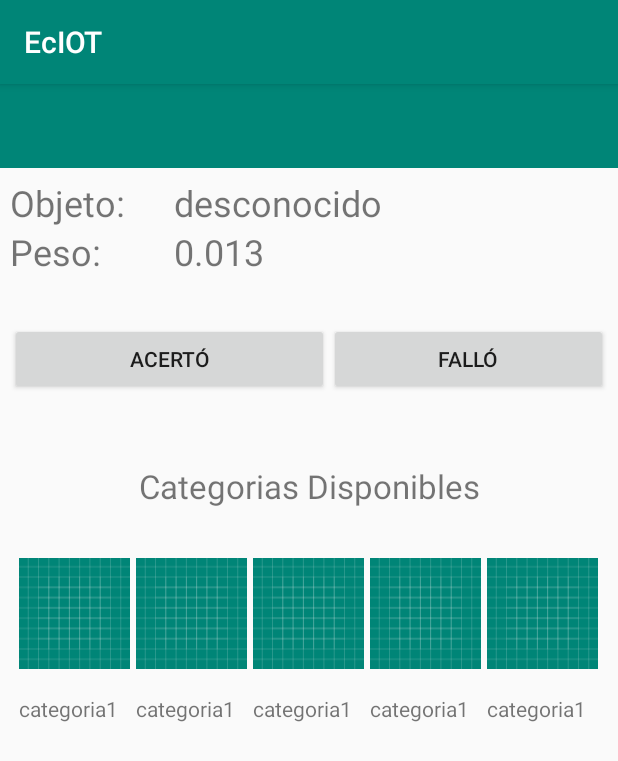
After one commit to SteevenRodriguez/AMSTEcIOT, an Android app: the Entrenador screen opened directly, with no data from a screen before it, on a phone screen of 412 x 824 dp. The commit adds this screen. Shown: the top 761 px of the screen. Run offline under Robolectric (Android 15) with nearby library versions, the phone set to English and light mode, and no system bars.

Commit message:
XML del entrenador de objetos

```diff
--- a/app/src/main/AndroidManifest.xml
+++ b/app/src/main/AndroidManifest.xml
@@ -9,6 +9,7 @@
         android:roundIcon="@mipmap/ic_launcher_round"
         android:supportsRtl="true"
         android:theme="@style/AppTheme">
+        <activity android:name=".Entrenador"></activity>
         <activity
             android:name=".DrawerMenuActivity"
             android:label="@string/title_activity_drawer_menu"
--- /dev/null
+++ b/app/src/main/java/com/example/eciot/Entrenador.java
@@ -0,0 +1,13 @@
+package com.example.eciot;
+
+import android.support.v7.app.AppCompatActivity;
+import android.os.Bundle;
+
+public class Entrenador extends AppCompatActivity {
+
+    @Override
+    protected void onCreate(Bundle savedInstanceState) {
+        super.onCreate(savedInstanceState);
+        setContentView(R.layout.activity_entrenador);
+    }
+}
--- /dev/null
+++ b/app/src/main/res/layout/activity_entrenador.xml
@@ -0,0 +1,208 @@
+<?xml version="1.0" encoding="utf-8"?>
+
+<LinearLayout xmlns:android="http://schemas.android.com/apk/res/android"
+    xmlns:app="http://schemas.android.com/apk/res-auto"
+    android:layout_width="match_parent"
+    android:layout_height="match_parent"
+    android:orientation="vertical">
+
+    <android.support.v7.widget.Toolbar
+        android:id="@+id/toolbar4"
+        android:layout_width="match_parent"
+        android:layout_height="wrap_content"
+        android:background="?attr/colorPrimary"
+        android:minHeight="?attr/actionBarSize"
+        android:theme="?attr/actionBarTheme" />
+
+
+    <LinearLayout xmlns:android="http://schemas.android.com/apk/res/android"
+        xmlns:app="http://schemas.android.com/apk/res-auto"
+        android:layout_width="match_parent"
+        android:layout_height="match_parent"
+        android:orientation="vertical"
+        android:padding="10px">
+
+
+        <LinearLayout
+            android:layout_width="match_parent"
+            android:layout_height="wrap_content"
+            android:orientation="horizontal">
+
+            <TextView
+                android:id="@+id/txt_objeto"
+                android:layout_width="109dp"
+                android:layout_height="wrap_content"
+                android:text="Objeto:"
+                android:textSize="24sp" />
+
+            <TextView
+                android:id="@+id/txtobjeto_valor"
+                android:layout_width="121dp"
+                android:layout_height="wrap_content"
+                android:layout_weight="1"
+                android:text="desconocido"
+                android:textSize="24sp" />
+
+        </LinearLayout>
+
+        <LinearLayout
+            android:layout_width="match_parent"
+            android:layout_height="wrap_content"
+            android:orientation="horizontal">
+
+            <TextView
+                android:id="@+id/txt_peso"
+                android:layout_width="109dp"
+                android:layout_height="wrap_content"
+                android:text="Peso:"
+                android:textSize="24sp" />
+
+            <TextView
+                android:id="@+id/txtpeso_valor"
+                android:layout_width="121dp"
+                android:layout_height="wrap_content"
+                android:layout_weight="1"
+                android:text="0.013"
+                android:textSize="24sp" />
+        </LinearLayout>
+
+        <LinearLayout
+            android:layout_width="match_parent"
+            android:layout_height="111dp"
+            android:gravity="center_horizontal|center_vertical"
+            android:orientation="horizontal">
+
+            <Button
+                android:id="@+id/btn_acerto"
+                android:layout_width="115dp"
+                android:layout_height="wrap_content"
+                android:layout_weight="1"
+                android:paddingLeft="5px"
+                android:paddingRight="5px"
+                android:text="Acertó" />
+
+            <Button
+                android:id="@+id/btn_fallo"
+                android:layout_width="wrap_content"
+                android:layout_height="wrap_content"
+                android:layout_weight="1"
+                android:paddingLeft="5px"
+                android:paddingRight="5px"
+                android:text="Falló" />
+        </LinearLayout>
+
+        <TextView
+            android:id="@+id/textView10"
+            android:layout_width="match_parent"
+            android:layout_height="57dp"
+            android:gravity="center_horizontal|center_vertical"
+            android:text="Categorias Disponibles"
+            android:textSize="22sp" />
+
+        <LinearLayout
+            android:layout_width="match_parent"
+            android:layout_height="160dp"
+            android:gravity="center_horizontal"
+            android:orientation="horizontal">
+
+            <LinearLayout
+                android:layout_width="78dp"
+                android:layout_height="match_parent"
+                android:orientation="vertical"
+                android:padding="3px">
+
+                <ImageView
+                    android:id="@+id/imageView1"
+                    android:layout_width="match_parent"
+                    android:layout_height="wrap_content"
+                    app:srcCompat="@drawable/ic_launcher_background" />
+
+                <TextView
+                    android:id="@+id/txt_cat1"
+                    android:layout_width="match_parent"
+                    android:layout_height="wrap_content"
+                    android:text="categoria1" />
+            </LinearLayout>
+
+            <LinearLayout
+                android:layout_width="78dp"
+                android:layout_height="match_parent"
+                android:orientation="vertical"
+                android:padding="3px">
+
+                <ImageView
+                    android:id="@+id/imageView2"
+                    android:layout_width="match_parent"
+                    android:layout_height="wrap_content"
+                    app:srcCompat="@drawable/ic_launcher_background" />
+
+                <TextView
+                    android:id="@+id/txt_cat2"
+                    android:layout_width="match_parent"
+                    android:layout_height="wrap_content"
+                    android:text="categoria1" />
+            </LinearLayout>
+
+            <LinearLayout
+                android:layout_width="78dp"
+                android:layout_height="match_parent"
+                android:orientation="vertical"
+                android:padding="3px">
+
+                <ImageView
+                    android:id="@+id/imageView3"
+                    android:layout_width="match_parent"
+                    android:layout_height="wrap_content"
+                    app:srcCompat="@drawable/ic_launcher_background" />
+
+                <TextView
+                    android:id="@+id/txt_cat3"
+                    android:layout_width="match_parent"
+                    android:layout_height="wrap_content"
+                    android:text="categoria1" />
+            </LinearLayout>
+
+            <LinearLayout
+                android:layout_width="78dp"
+                android:layout_height="match_parent"
+                android:orientation="vertical"
+                android:padding="3px">
+
+                <ImageView
+                    android:id="@+id/imageView4"
+                    android:layout_width="match_parent"
+                    android:layout_height="wrap_content"
+                    app:srcCompat="@drawable/ic_launcher_background" />
+
+                <TextView
+                    android:id="@+id/txt_cat4"
+                    android:layout_width="match_parent"
+                    android:layout_height="wrap_content"
+                    android:text="categoria1" />
+            </LinearLayout>
+
+            <LinearLayout
+                android:layout_width="78dp"
+                android:layout_height="match_parent"
+                android:orientation="vertical"
+                android:padding="3px">
+
+                <ImageView
+                    android:id="@+id/imageView5"
+                    android:layout_width="match_parent"
+                    android:layout_height="wrap_content"
+                    app:srcCompat="@drawable/ic_launcher_background" />
+
+                <TextView
+                    android:id="@+id/txt_cat5"
+                    android:layout_width="match_parent"
+                    android:layout_height="wrap_content"
+                    android:text="categoria1" />
+            </LinearLayout>
+        </LinearLayout>
+
+
+    </LinearLayout>
+
+
+</LinearLayout>
--- a/app/src/main/res/values/strings.xml
+++ b/app/src/main/res/values/strings.xml
@@ -19,4 +19,5 @@
     <string name="menu_share">Share</string>
     <string name="menu_send">Send</string>
     <string name="title_activity_menu">Menu</string>
+    <string name="title_activity_entrenador">Entrenador</string>
 </resources>
```
